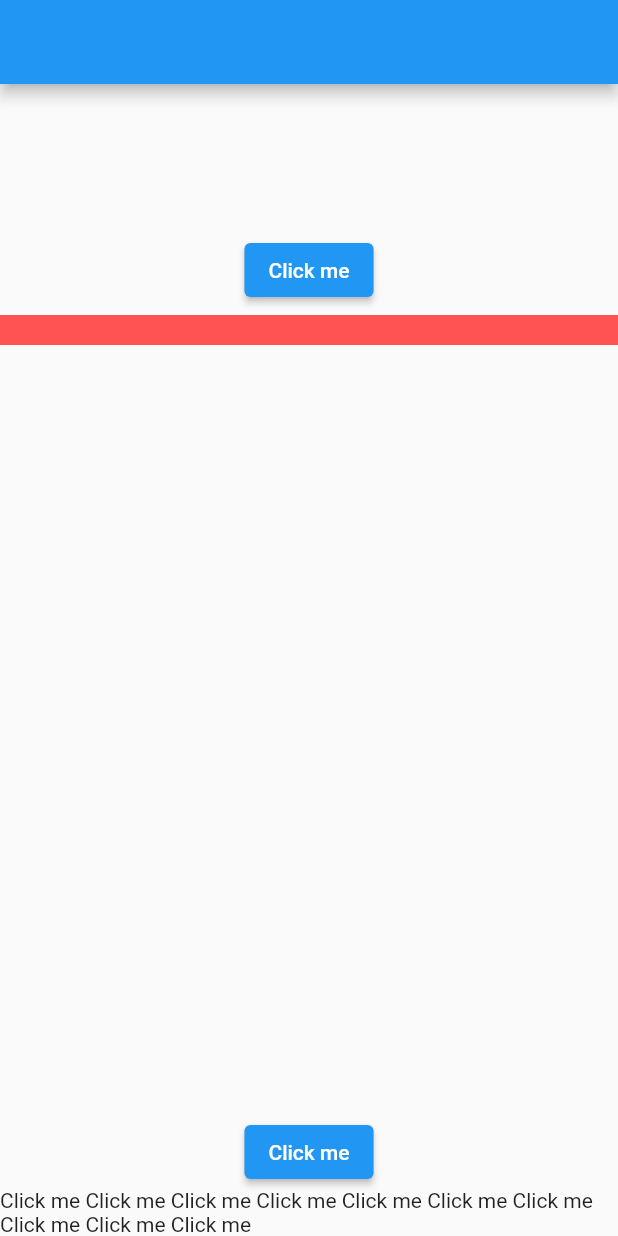
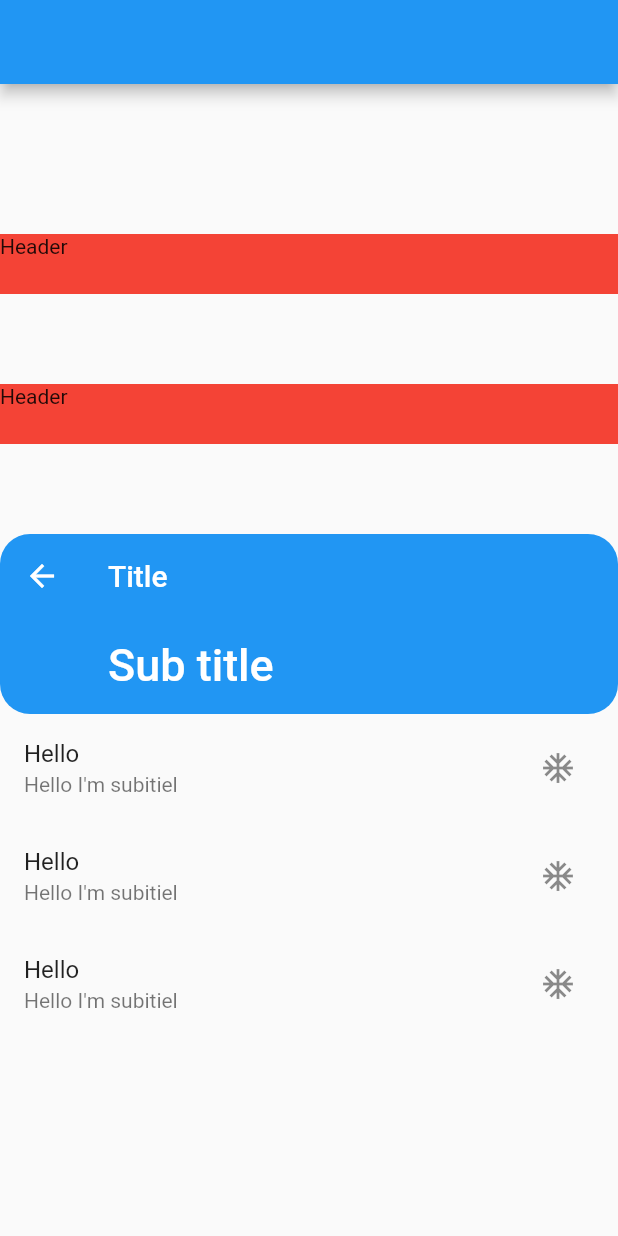
Before and after one commit to Milad-Akarie/skeletonizer, a Flutter app: the screen it shows after launch, on a phone screen of 412 x 824 dp. Run offline on Flutter 3.47's test engine with Material 2 defaults, Android fonts, the phone set to English and light mode, and no system bars.

```diff
--- a/example/lib/main.dart
+++ b/example/lib/main.dart
@@ -1,4 +1,5 @@
 import 'package:flutter/material.dart';
+import 'package:flutter/rendering.dart';
 import 'package:skeleton_builder/skeleton_builder.dart';
 
 void main() {
@@ -41,32 +42,34 @@ class _MyHomePageState extends State<MyHomePage> {
       appBar: AppBar(),
       body: SkeletonBuilder(
         widgetName: 'DemoSkeleton',
-        child: false
-            ? const Padding(
-          padding: EdgeInsets.only(top: 100),
-          child: CustomScrollView(
-            slivers: [
+        child: true
+            ? Padding(
+                padding: const EdgeInsets.only(top: 100),
+                child: CustomScrollView(slivers: [
+                  SliverPersistentHeader(delegate: Header()),
+                  SliverPersistentHeader(delegate: Header()),
                   SliverAppBar(
-                title: Text("Title"),
-                leading: BackButton(),
                     expandedHeight: 120,
-                flexibleSpace: FlexibleSpaceBar(
-                  background: ColoredBox(color: Colors.redAccent),
+                    shape: RoundedRectangleBorder(borderRadius: BorderRadius.circular(20)),
+                    title: const Text('Title'),
+                    leading: const BackButton(),
+                    flexibleSpace: const FlexibleSpaceBar(
+                      // background: ColoredBox(color: Colors.blue.shade400),
+                      title: Text("Sub title"),
                     ),
                   ),
-              // SliverToBoxAdapter(
-              //   child: Text("Hello"),
-              // )
-              // SliverList(
-              //   delegate: SliverChildBuilderDelegate(
-              //     (context, index) => ListTile(
-              //       title: const Text("Hello"),
-              //       subtitle: const Text("Hello I'm subitiel"),
-              //       trailing: IconButton(onPressed: () {}, icon: const Icon(Icons.ac_unit)),
-              //     ),
-              //     childCount: 3,
-              //   ),
-              // ),
+
+                  SliverList(
+                    delegate: SliverChildBuilderDelegate(
+                          (context, index) => ListTile(
+                        title: const Text("Hello"),
+                        subtitle: const Text("Hello I'm subitiel"),
+                        trailing: IconButton(onPressed: () {}, icon: const Icon(Icons.ac_unit)),
+                      ),
+                      childCount: 3,
+                    ),
+                  ),
+
 
                     // SliverToBoxAdapter(
                     //   child: SizedBox(
@@ -90,8 +93,8 @@ class _MyHomePageState extends State<MyHomePage> {
                     //     title: Text("Hello"),
                     //   ),
                     // ),
-            ],
-          ),
+                  // ),
+                ]),
               )
             : Padding(
                 padding: const EdgeInsets.only(top: 100),
@@ -138,13 +141,17 @@ class _MyHomePageState extends State<MyHomePage> {
                       onPressed: () {},
                       child: Text('Click me'),
                     ),
-              const Divider(thickness: 20,height: 32,color: Colors.redAccent,),
+                    const Divider(
+                      thickness: 20,
+                      height: 32,
+                      color: Colors.redAccent,
+                    ),
                     Spacer(),
                     ElevatedButton(
                       onPressed: () {},
                       child: Text('Click me'),
                     ),
-              Text('Click me '*10),
+                    Text('Click me ' * 10),
                     // if(false)
 
                     // Table(
@@ -175,8 +182,7 @@ class _MyHomePageState extends State<MyHomePage> {
                         child: ListView.separated(
                           padding: const EdgeInsets.all(20),
                           itemCount: 20,
-                    separatorBuilder: (ctx, index) =>
-                    const Divider(
+                          separatorBuilder: (ctx, index) => const Divider(
                             thickness: 20,
                             height: 32,
                             color: Colors.redAccent,
@@ -254,3 +260,25 @@ class _MyHomePageState extends State<MyHomePage> {
     );
   }
 }
+
+class Header extends SliverPersistentHeaderDelegate {
+  @override
+  Widget build(BuildContext context, double shrinkOffset, bool overlapsContent) {
+    return Container(
+      color: Colors.red,
+      height: 40,
+      child: const Text('Header'),
+    );
+  }
+
+  @override
+  double get maxExtent => 100;
+
+  @override
+  double get minExtent => 0;
+
+  @override
+  bool shouldRebuild(covariant SliverPersistentHeaderDelegate oldDelegate) {
+    return true;
+  }
+}
--- a/lib/src/builder/widget_describer.dart
+++ b/lib/src/builder/widget_describer.dart
@@ -1,3 +1,4 @@
+import 'package:flutter/foundation.dart';
 import 'package:flutter/material.dart';
 import 'package:collection/collection.dart';
 
@@ -5,11 +6,13 @@ class RebuildResult {
   final Widget? widget;
   final WidgetDescriber? describer;
   final bool skipParent;
+  final AbstractNode? node;
 
   RebuildResult({
     this.widget,
     this.describer,
     this.skipParent = false,
+    this.node,
   });
 }
 
@@ -22,7 +25,7 @@ abstract class WidgetDescriber {
   String bluePrint([int depth = 0]);
 
   final String name;
-  final Map<String, String> properties;
+  final Map<String, dynamic> properties;
 
   String tabs(int depth) {
     return '  ' * depth;
@@ -35,7 +38,6 @@ abstract class WidgetDescriber {
   bool operator ==(Object other) {
     return false;
   }
-
 }
 
 class SingleChildWidgetDescriber extends WidgetDescriber {
@@ -46,6 +48,7 @@ class SingleChildWidgetDescriber extends WidgetDescriber {
     this.childName = 'child',
     super.properties,
   });
+
   final String childName;
   final WidgetDescriber? child;
 
@@ -76,6 +79,7 @@ class MultiChildWidgetDescriber extends WidgetDescriber {
 
   final List<WidgetDescriber> children;
   final String childrenName;
+
   @override
   String bluePrint([int depth = 0]) {
     final childrenDes =
```
Also changed, not shown: lib/src/bones/skeleton_container.dart (+11 -10 lines), lib/src/bones/wrappers.dart (added, +47 -0 lines), lib/src/skeleton_scanner.dart (+163 -86 lines). Lines whose indentation alone changed are shown as unchanged.
